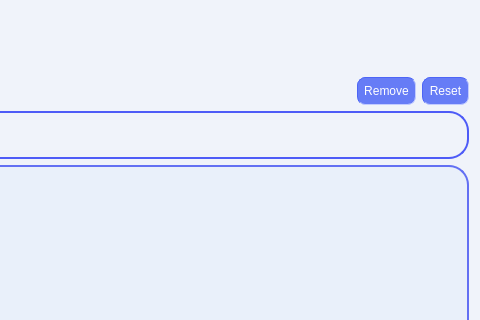
First picture: the form in favlistscreen.ui, repository OHonSam/CS163_Group2_Dictionary, before the edit; both pictures show x 644 to 1124 and y 0 to 320 of the 1124 by 711 pixel window.
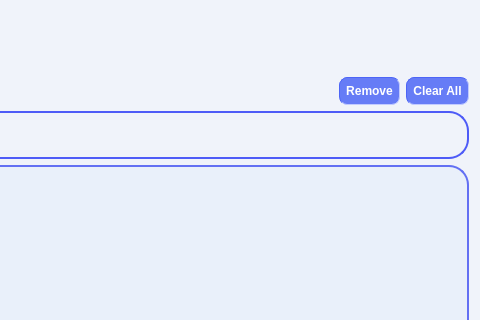
Second picture: the form after the edit. Icons and pictures are not drawn.

What changed in the file:
```diff
--- a/favlistscreen.ui
+++ b/favlistscreen.ui
@@ -65,6 +65,9 @@
        </item>
        <item>
         <widget class="QPushButton" name="pushButton_2">
+         <property name="layoutDirection">
+          <enum>Qt::RightToLeft</enum>
+         </property>
          <property name="styleSheet">
           <string notr="true">padding: 6px;
 border-color: rgb(77, 101, 246);
@@ -75,6 +78,7 @@
   min-width: 1px;
 background-color: rgb(102, 124, 246);
 font: 11pt &quot;Comfortaa&quot;;
+font:bold;
 color: white;</string>
          </property>
          <property name="text">
@@ -90,6 +94,9 @@
            <height>16777215</height>
           </size>
          </property>
+         <property name="layoutDirection">
+          <enum>Qt::RightToLeft</enum>
+         </property>
          <property name="styleSheet">
           <string notr="true">padding: 6px;
 border-color: rgb(77, 101, 246);
@@ -100,10 +107,11 @@
   min-width: 1px;
 background-color: rgb(102, 124, 246);
 font: 11pt &quot;Comfortaa&quot;;
+font:bold;
 color: white;</string>
          </property>
          <property name="text">
-          <string>Reset</string>
+          <string>Clear All</string>
          </property>
          <property name="icon">
           <iconset resource="resources.qrc">
```
Left out of the diff: 6 changed lines with no effect on the pictures.
